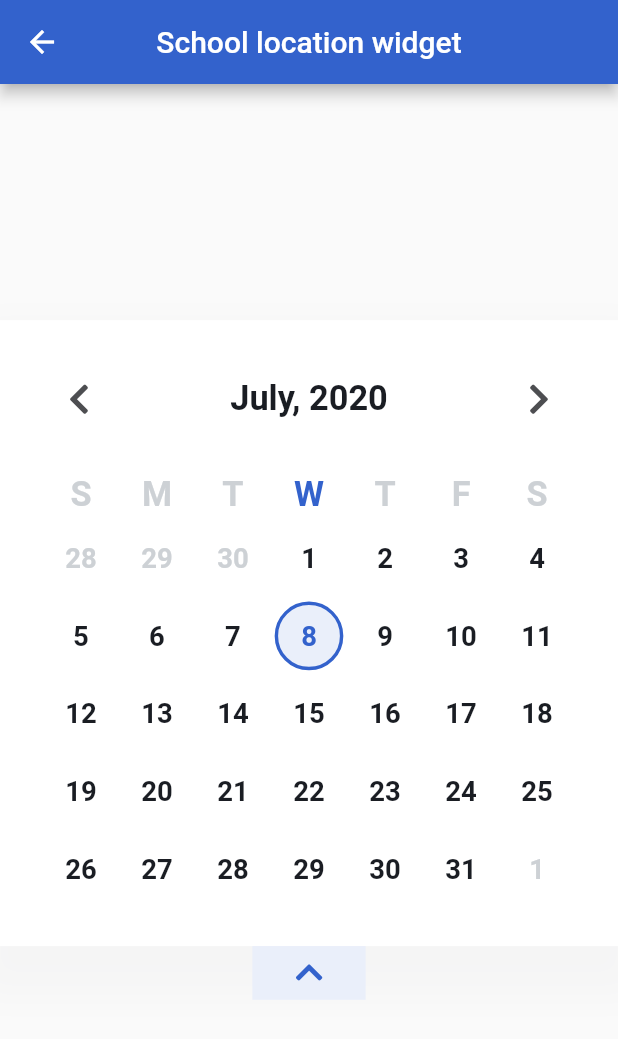
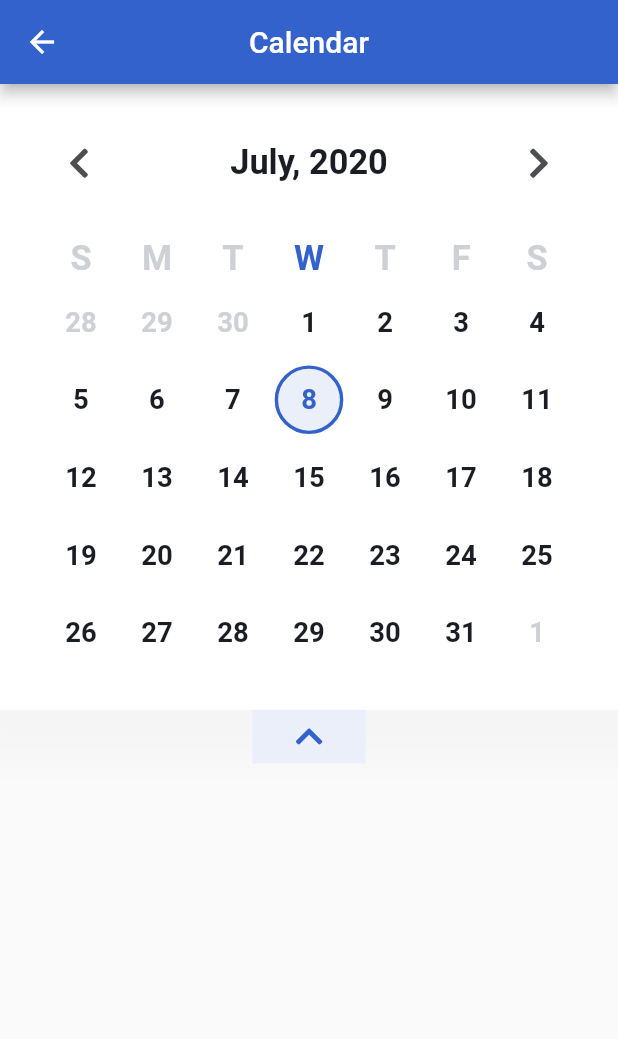
Before and after one commit to bugthedebugger/school-ui-toolkit, a Flutter app: the CalendarExample screen opened directly, on a phone screen of 412 x 824 dp. Shown: the top 1039 px of the screen. Run offline on Flutter 3.47's test engine with Material 2 defaults, Android fonts, the phone set to English and light mode, and no system bars; our stand-ins replace cached_network_image, flutter_screenutil, font_awesome_flutter; statements that could not run were skipped.

Commit message:
Changing title for calendar example page

```diff
--- a/example/ui_example/lib/src/ui/calendar_example.dart
+++ b/example/ui_example/lib/src/ui/calendar_example.dart
@@ -6,11 +6,10 @@ class CalendarExample extends StatelessWidget {
   Widget build(BuildContext context) {
     return Scaffold(
       appBar: AppBar(
-        title: Text('School location widget'),
+        title: Text('Calendar'),
         centerTitle: true,
       ),
-      body: Center(
-        child: Calendar(
+      body: Calendar(
         startExpanded: true,
         onDateSelected: (date) {
           print('Selected date: $date');
@@ -22,7 +21,6 @@ class CalendarExample extends StatelessWidget {
           print('Previous month: $date');
         },
       ),
-      ),
     );
   }
 }
```
Lines whose indentation alone changed are shown as unchanged.
